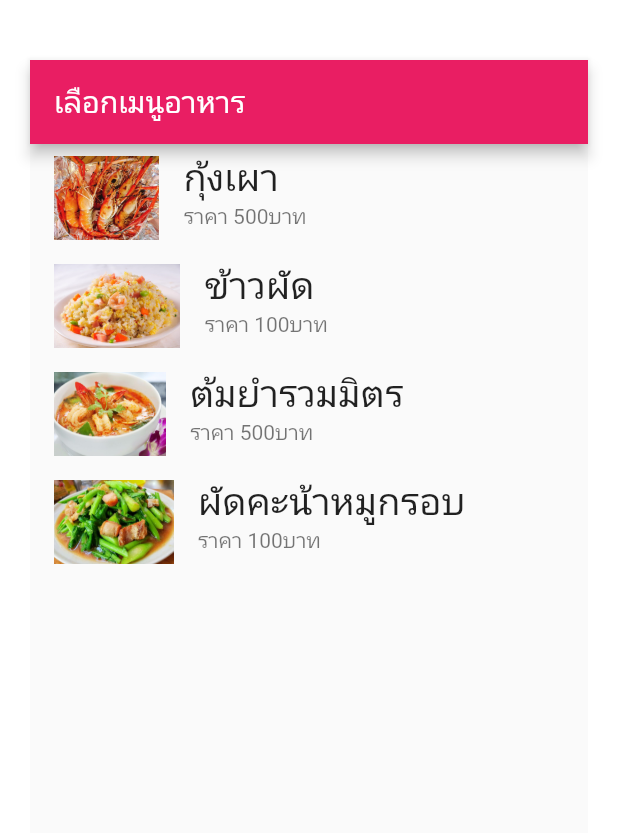
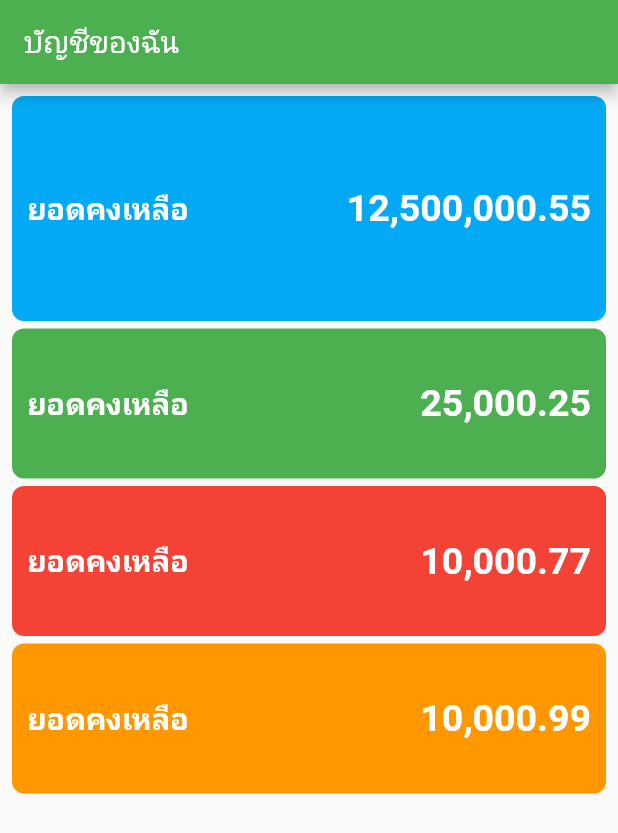
Before and after one commit to 4qwc/firstAPP, a Flutter app: the screen it shows after launch, on a phone screen of 412 x 824 dp. Shown: the top 833 px of the screen. Run offline on Flutter 3.47's test engine with Material 2 defaults, Android fonts, the phone set to English and light mode, and no system bars.

Commit message:
เพิ่ม intl

```diff
--- /dev/null
+++ b/lib/BoxData.dart
@@ -0,0 +1,54 @@
+import 'package:flutter/material.dart';
+import 'package:intl/intl.dart';
+
+class BoxData extends StatelessWidget {
+  // const BoxData({ Key? key }) : super(key: key);
+
+  late String title; //ชื่อรายการ
+  late double amount; //จำนวน
+  late Color color; // สี
+  late double size; // ขนาดกล่อง
+
+  BoxData(
+    this.title,
+    this.amount,
+    this.color,
+    this.size,
+  );
+
+  @override
+  Widget build(BuildContext context) {
+    return Container(
+      padding: const EdgeInsets.all(10),
+      decoration: BoxDecoration(
+        color: color,
+        borderRadius: BorderRadius.circular(8),
+      ),
+      height: size,
+      child: Row(
+        children: [
+          Text(
+            "ยอดคงเหลือ",
+            style: TextStyle(
+              fontSize: 20,
+              color: Colors.white,
+              fontWeight: FontWeight.bold, //กำหนดตัวหนา
+            ),
+          ),
+          Expanded(
+            child: Text(
+              // กำหนด จุดทศนิยมและคอมม่า
+              '${NumberFormat("#,###.##").format(amount)}' /* amount.toString()*/,
+              style: TextStyle(
+                fontSize: 25,
+                color: Colors.white,
+                fontWeight: FontWeight.bold,
+              ),
+              textAlign: TextAlign.right, //กำหนดให้อยู่ right
+            ),
+          ),
+        ],
+      ),
+    );
+  }
+}
--- a/lib/main.dart
+++ b/lib/main.dart
@@ -1,5 +1,5 @@
 import 'package:flutter/material.dart';
-import 'FoodMenu.dart';
+import 'BoxData.dart';
 
 void main() {
   runApp(MyApp());
@@ -13,7 +13,7 @@ class MyApp extends StatelessWidget {
       debugShowCheckedModeBanner: false,
       title: 'Hello Flutter',
       home: MyHomePage(title: 'MyApp'),
-      theme: ThemeData(primarySwatch: Colors.pink),
+      theme: ThemeData(primarySwatch: Colors.green),
     );
   }
 }
@@ -28,57 +28,34 @@ class MyHomePage extends StatefulWidget {
 }
 
 class _MyHomePageState extends State<MyHomePage> {
-  var number = 0;
-
-  // กลุ่มข้อมูล โดยใช้ FoodMenu.dart
-  List<FoodMenu> menu = [
-    FoodMenu("กุ้งเผา", "500", "assets/images/picture1.jpg"),
-    FoodMenu("ข้าวผัด", "100", "assets/images/picture2.jpg"),
-    FoodMenu("ต้มยำรวมมิตร", "500", "assets/images/picture3.jpg"),
-    FoodMenu("ผัดคะน้าหมูกรอบ", "100", "assets/images/picture4.jpg"),
-  ];
-
   @override
   Widget build(BuildContext context) {
-    // การเพิ่มกลุ่มข้อมูล text widget
-    List<Widget> data = [];
+    // การเพิ่มกลุ่มข้อมูล  widget
 
-    for (var i = 0; i < 10; i++) {
-      data.add(Text(
-        "รายการสินค้าที่: ${i + 1} ",
-        style: TextStyle(fontSize: 30),
-      ));
-    }
-
-    //#################
-    return Container(
-      margin: EdgeInsets.only(top: 20),
-      padding: EdgeInsets.all(20),
-      height: 200,
-      child: Scaffold(
-          appBar: AppBar(
-            title: Text("เลือกเมนูอาหาร"),
-          ),
-
-          // ชุดคำสั่งแสดงรายการเมนู
-          // แสดงผลข้อมูล
-          body: ListView.builder(
-              itemCount: menu.length, //คำสั่งระบุจำนวนเมนู มาจาก menu.length
-              itemBuilder: (BuildContext context, int index) {
-                FoodMenu food = menu[index];
-                return ListTile(
-                  leading: Image.asset(food.img), // คำสั่งนำภาพมาแสดง
-                  title: Text(
-                    food.name,
-                    style: TextStyle(fontSize: 25),
-                  ),
-                  subtitle: Text("ราคา " + food.price + "บาท"),
-                  // เพิ่ม อีเว้นเมื่อกดเมนูอาหาร
-                  onTap: () {
-                    print("คุณเลือกเมนูอาหารชื่อว่า: " + food.name);
-                  },
-                );
-              })),
+    return Scaffold(
+      appBar: AppBar(
+        title: Text("บัญชีของฉัน"),
+      ),
+      body: Padding(
+        padding: const EdgeInsets.all(8.0),
+        child: Column(
+          children: [
+            BoxData("ยอดคงเหลือ", 12500000.55, Colors.lightBlue, 150),
+            SizedBox(
+              height: 5,
+            ),
+            BoxData("รายรับ", 25000.25, Colors.green, 100),
+            SizedBox(
+              height: 5,
+            ),
+            BoxData("รายจ่าย", 10000.77, Colors.red, 100),
+            SizedBox(
+              height: 5,
+            ),
+            BoxData("ค้างชำระ", 10000.99, Colors.orange, 100),
+          ],
+        ),
+      ),
     );
   }
 }
```
